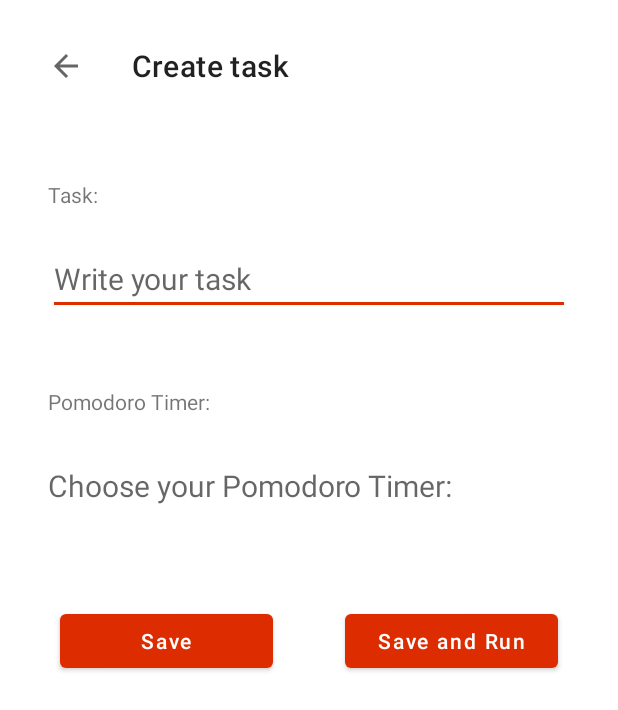
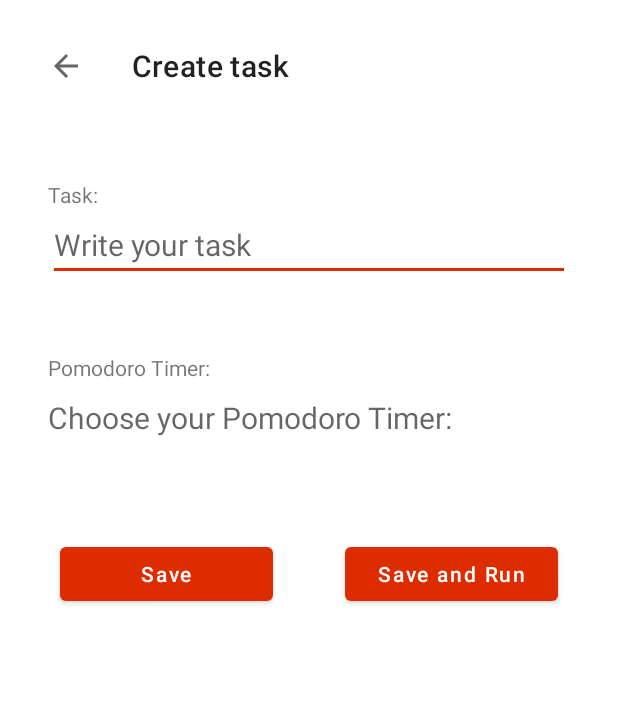
Before and after one commit to lucasrmoro/PomodoroApp, an Android app: the EditTaskActivity screen opened directly, with no data from a screen before it, on a phone screen of 412 x 824 dp. Shown: the top 710 px of the screen. Run offline under Robolectric (Android 15) with nearby library versions, the phone set to English and light mode, and no system bars.

Commit message:
Changing edit texts to wrap content.

```diff
--- a/app/src/main/res/layout/activity_edit_task.xml
+++ b/app/src/main/res/layout/activity_edit_task.xml
@@ -20,7 +20,7 @@
         <TextView
             android:id="@+id/task_name"
             android:layout_width="0dp"
-            android:layout_height="42dp"
+            android:layout_height="wrap_content"
             android:layout_marginStart="16dp"
             android:layout_marginTop="48dp"
             android:layout_marginEnd="16dp"
@@ -45,7 +45,7 @@
         <TextView
             android:id="@+id/pomodoro_timer"
             android:layout_width="0dp"
-            android:layout_height="42dp"
+            android:layout_height="wrap_content"
             android:layout_marginStart="16dp"
             android:layout_marginTop="48dp"
             android:layout_marginEnd="16dp"
@@ -58,8 +58,10 @@
         <TextView
             android:id="@+id/edit_pomodoro_timer"
             android:layout_width="0dp"
-            android:layout_height="48dp"
+            android:layout_height="wrap_content"
             android:gravity="center|start"
+            android:paddingTop="10dp"
+            android:paddingBottom="11dp"
             android:textSize="20sp"
             android:background="?android:attr/selectableItemBackground"
             android:clickable="true"
@@ -75,7 +77,7 @@
         <TextView
             android:id="@+id/ringtone"
             android:layout_width="0dp"
-            android:layout_height="42dp"
+            android:layout_height="wrap_content"
             android:layout_marginStart="16dp"
             android:layout_marginTop="48dp"
             android:layout_marginEnd="16dp"
@@ -90,6 +92,8 @@
             android:id="@+id/edit_ringtone"
             android:layout_width="0dp"
             android:layout_height="wrap_content"
+            android:paddingTop="10dp"
+            android:paddingBottom="11dp"
             android:textSize="20sp"
             android:inputType="text"
             android:text="@string/edit_ringtone"
```
